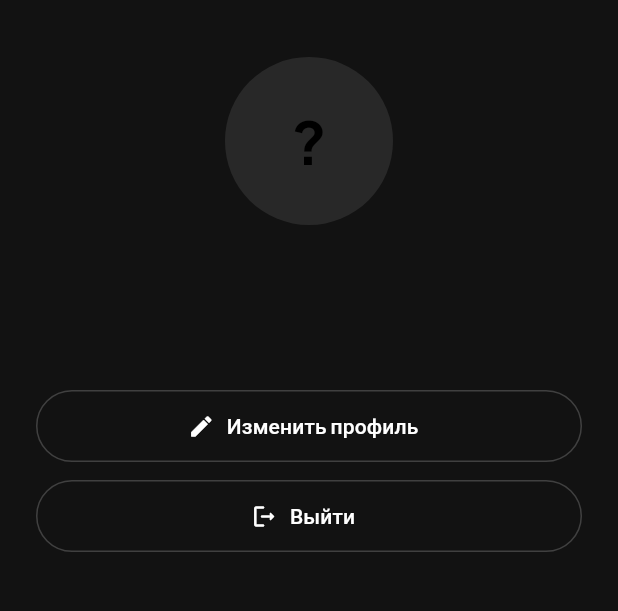
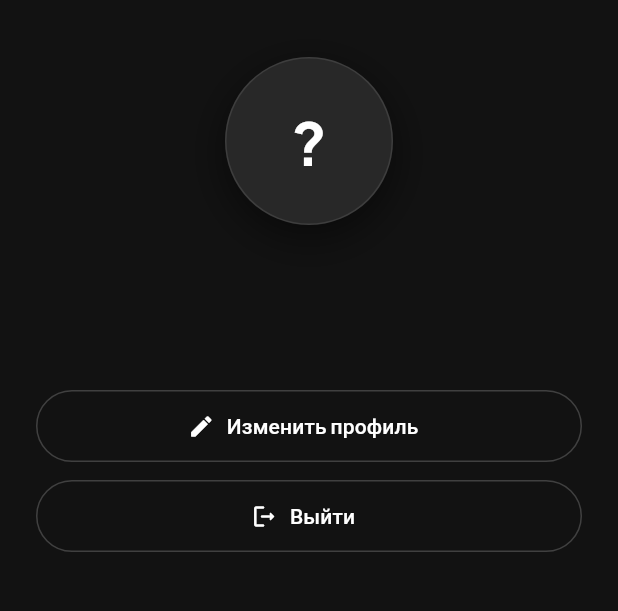
Before and after one commit to injAst/music_stream_v2, a Flutter app: the ProfileTab screen opened directly, on a phone screen of 412 x 824 dp, the part 63-674 px from its top. Run offline on Flutter 3.47's test engine with Material 3 defaults, Android fonts, the phone set to English and light mode, and no system bars; our stand-ins replace cached_network_image, file_picker, go_router, google_fonts, just_audio, shared_preferences; accounts and stored records are empty; network calls fail.

Commit message:
FlowMusic_v1.2

```diff
--- a/lib/features/home/profile_tab.dart
+++ b/lib/features/home/profile_tab.dart
@@ -1,4 +1,3 @@
-import 'package:cached_network_image/cached_network_image.dart';
 import 'package:flutter/material.dart';
 import 'package:go_router/go_router.dart';
 import 'package:provider/provider.dart';
@@ -83,19 +82,36 @@ class _Avatar extends StatelessWidget {
 
   @override
   Widget build(BuildContext context) {
-    final u = url;
-    return CircleAvatar(
-      radius: 56,
-      backgroundColor: AppTheme.surfaceHighlight,
-      backgroundImage: u != null && u.isNotEmpty
-          ? CachedNetworkImageProvider(u)
-          : null,
-      child: u == null || u.isEmpty
-          ? Text(
-              name.isNotEmpty ? name[0].toUpperCase() : '?',
-              style: const TextStyle(fontSize: 40, fontWeight: FontWeight.w700),
-            )
-          : null,
+    return Hero(
+      tag: 'profile_avatar',
+      child: Container(
+        width: 112,
+        height: 112,
+        decoration: BoxDecoration(
+          shape: BoxShape.circle,
+          color: AppTheme.surfaceHighlight,
+          border: Border.all(color: Colors.white.withValues(alpha: 0.1), width: 1.0),
+          boxShadow: [
+            BoxShadow(
+              color: Colors.black.withValues(alpha: 0.5),
+              blurRadius: 24,
+              offset: const Offset(0, 8),
+            ),
+          ],
+        ),
+        clipBehavior: Clip.antiAlias,
+        child: url != null && url!.isNotEmpty
+            ? Image.network(
+                url!,
+                fit: BoxFit.cover,
+              )
+            : Center(
+                child: Text(
+                  name.isNotEmpty ? name[0].toUpperCase() : '?',
+                  style: const TextStyle(fontSize: 40, fontWeight: FontWeight.w700),
+                ),
+              ),
+      ),
     );
   }
 }
--- a/lib/features/player/mini_player.dart
+++ b/lib/features/player/mini_player.dart
@@ -35,7 +35,7 @@ class _MiniPlayerState extends State<MiniPlayer> {
         }
 
         return Material(
-          color: AppTheme.surfaceHighlight,
+          color: Colors.transparent,
           child: GestureDetector(
             onHorizontalDragEnd: (details) {
               if (details.primaryVelocity! < 0) {
--- a/pubspec.yaml
+++ b/pubspec.yaml
@@ -43,6 +43,7 @@ dependencies:
   http: ^1.6.0
   file_picker: ^10.3.10
   http_parser: ^4.1.2
+  intl: ^0.20.2
 
 dev_dependencies:
   flutter_test:
```
Also changed, not shown: lib/features/home/authenticated_shell.dart (+11 -9 lines), lib/features/home/discover_tab.dart (+27 -10 lines), lib/features/home/library_tab.dart (+33 -20 lines), pubspec.lock.
